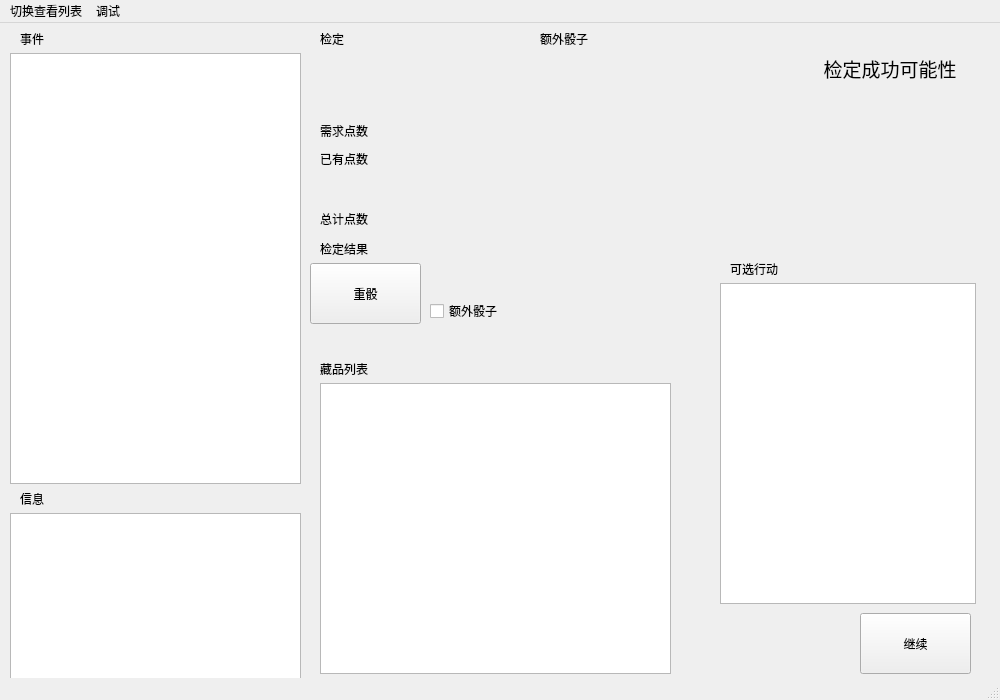
First picture: the form in ui/FormGame.ui, repository Pitrick3141/RogueLifePy, before the edit.
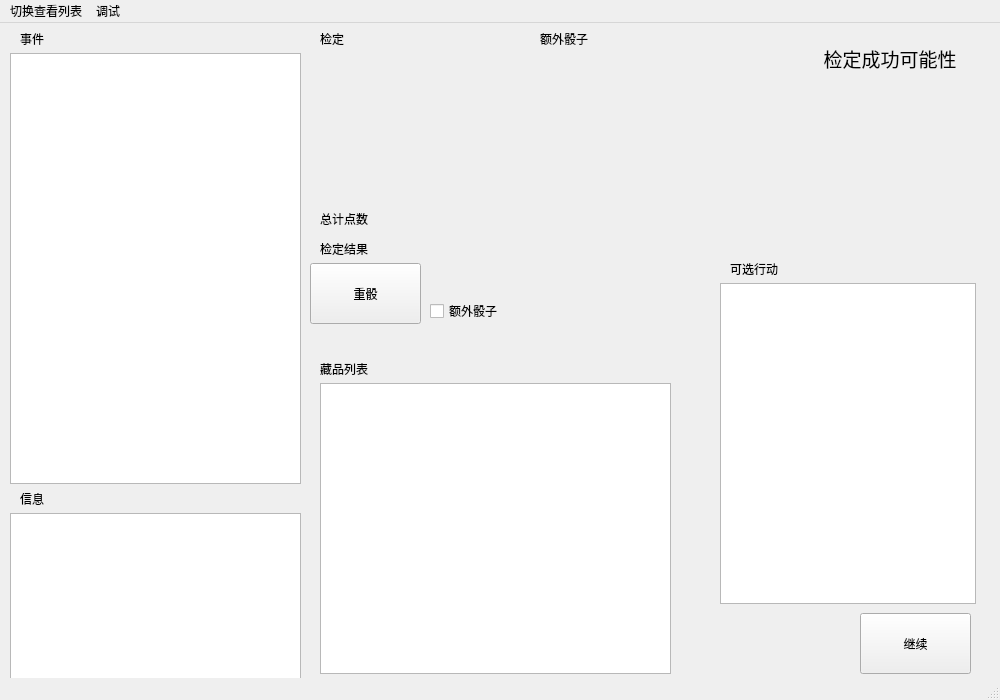
Second picture: the form after the edit.

The edit to the form file:
```diff
--- a/ui/FormGame.ui
+++ b/ui/FormGame.ui
@@ -226,7 +226,7 @@
     <property name="geometry">
      <rect>
       <x>790</x>
-      <y>30</y>
+      <y>20</y>
       <width>200</width>
       <height>31</height>
      </rect>
@@ -336,7 +336,7 @@
      </rect>
     </property>
     <property name="text">
-     <string>需求点数</string>
+     <string/>
     </property>
    </widget>
    <widget class="QLabel" name="labelPossessed">
@@ -352,7 +352,7 @@
      <string notr="true"/>
     </property>
     <property name="text">
-     <string>已有点数</string>
+     <string/>
     </property>
    </widget>
    <widget class="QLabel" name="labelRolled">
```
